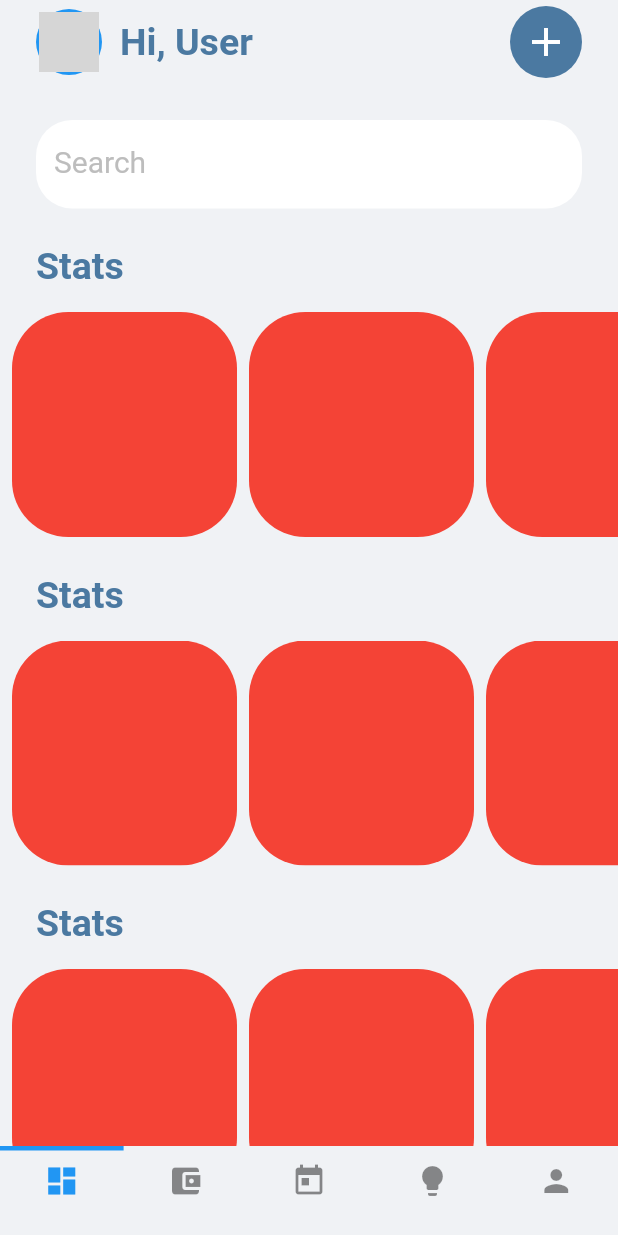
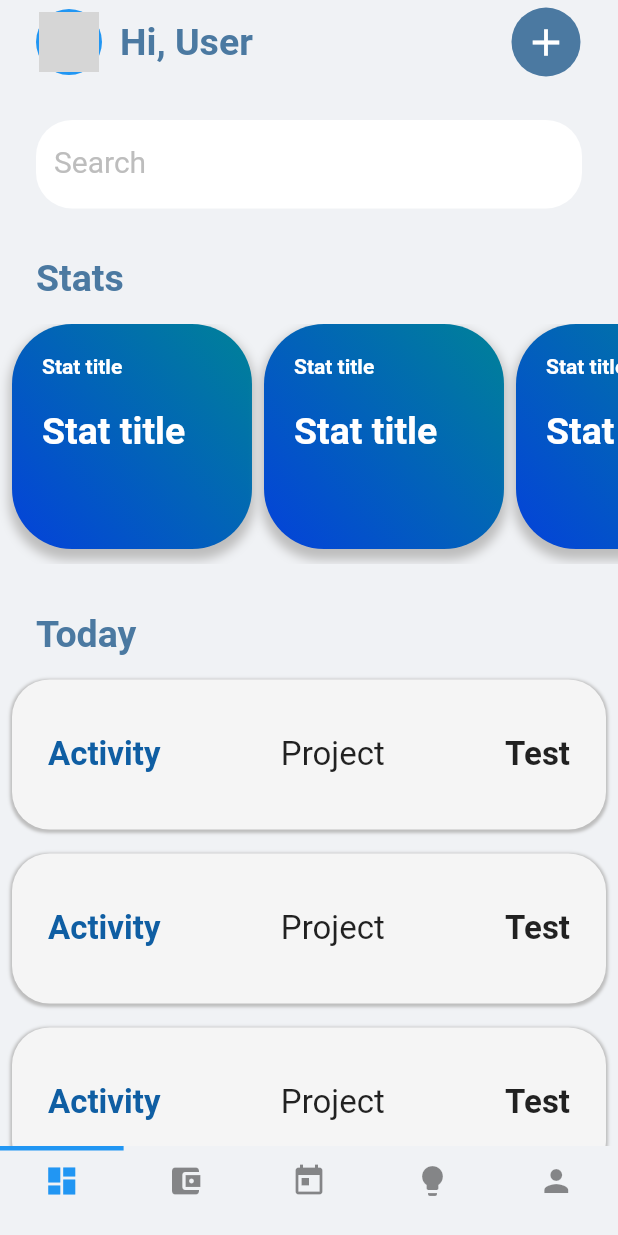
Before and after one commit to tawfiqjaffar/Diligent, a Flutter app: the screen it shows after launch, on a phone screen of 412 x 824 dp. Run offline on Flutter 3.47's test engine with Material 2 defaults, Android fonts, the phone set to English and light mode, and no system bars; our stand-ins replace cached_network_image; network calls fail; grey boxes are pictures that could not be loaded.

Commit message:
Added styles and today listview

```diff
--- a/lib/config/palette.dart
+++ b/lib/config/palette.dart
@@ -1,6 +1,26 @@
+import 'dart:math';
+
 import 'package:flutter/material.dart';
 
 class Palette {
   static const Color scaffold = Color(0xFFF0F2F5);
   static const Color primary = Color(0xFF4B79A1);
+  static const Color secondary = Color(0xFF0f5ea3);
+  static const Color red1 = Color(0xFFFFF5656);
+  static const Color red2 = Color(0xFFda6804);
+  static const Color blue1 = Color(0xFF008298);
+  static const Color blue2 = Color(0xFF0442da);
+  static const Color green1 = Color(0xFF319800);
+  static const Color green2 = Color(0xFF04cada);
+  static const List<List<Color>> gradients = [
+    [red1, red2],
+    [blue1, blue2],
+    [green1, green2],
+  ];
+
+  static List<Color> getRandomGradient() {
+    Random random = new Random();
+    int randomNumber = random.nextInt(gradients.length);
+    return gradients[randomNumber];
+  }
 }
--- /dev/null
+++ b/lib/config/style.dart
@@ -0,0 +1,21 @@
+import 'package:Diligent/config/palette.dart';
+import 'package:flutter/material.dart';
+
+class Style {
+  static List<BoxShadow> containerShadow = [
+    BoxShadow(
+      color: Colors.grey[400],
+      spreadRadius: 2,
+      blurRadius: 5,
+      offset: Offset(0, 5), // changes position of shadow
+    ),
+  ];
+  static List<BoxShadow> cardShadow = [
+    BoxShadow(
+      color: Colors.grey[400],
+      spreadRadius: 1,
+      blurRadius: 1,
+      offset: Offset(0, 1), // changes position of shadow
+    ),
+  ];
+}
--- a/lib/screens/dashboard.dart
+++ b/lib/screens/dashboard.dart
@@ -1,3 +1,4 @@
+import 'package:Diligent/widgets/dashboard_stats.dart';
 import 'package:Diligent/widgets/widgets.dart';
 import 'package:flutter/material.dart';
 
@@ -5,7 +6,6 @@ class Dashboard extends StatelessWidget {
   final searchTextFieldEditingController = TextEditingController();
   @override
   Widget build(BuildContext context) {
-    final double screenHeight = MediaQuery.of(context).size.height;
     return GestureDetector(
       onTap: () => {
         FocusScope.of(context).unfocus(),
@@ -37,29 +37,17 @@ class Dashboard extends StatelessWidget {
             ),
           ),
           SliverPadding(
-            padding: const EdgeInsets.only(top: 24.0),
+            padding: const EdgeInsets.only(top: 32.0),
             sliver: SliverToBoxAdapter(
-              child: Stats(),
+              child: DashboardStats(),
             ),
           ),
           SliverPadding(
-            padding: const EdgeInsets.only(top: 24.0),
+            padding: const EdgeInsets.only(top: 32.0),
             sliver: SliverToBoxAdapter(
-              child: Stats(),
+              child: DashboardToday(),
             ),
           ),
-          SliverPadding(
-            padding: const EdgeInsets.only(top: 24.0),
-            sliver: SliverToBoxAdapter(
-              child: Stats(),
-            ),
-          ),
-          SliverPadding(
-            padding: const EdgeInsets.only(top: 24.0),
-            sliver: SliverToBoxAdapter(
-              child: Stats(),
-            ),
-          )
         ],
       ),
     );
--- a/lib/widgets/custom_app_bar.dart
+++ b/lib/widgets/custom_app_bar.dart
@@ -42,7 +42,7 @@ class CustomAppBar extends StatelessWidget {
                     textColor: Colors.white,
                     child: Icon(
                       Icons.add,
-                      size: 32,
+                      size: 30,
                     ),
                     padding: EdgeInsets.all(8),
                     shape: CircleBorder(),
--- /dev/null
+++ b/lib/widgets/dashboard_heading.dart
@@ -0,0 +1,22 @@
+import 'package:Diligent/config/palette.dart';
+import 'package:flutter/material.dart';
+
+class DashboardHeading extends StatelessWidget {
+  final String text;
+
+  const DashboardHeading({Key key, @required this.text}) : super(key: key);
+  @override
+  Widget build(BuildContext context) {
+    return Padding(
+      padding: const EdgeInsets.symmetric(horizontal: 24.0),
+      child: Text(
+        text,
+        style: const TextStyle(
+          color: Palette.primary,
+          fontSize: 25.0,
+          fontWeight: FontWeight.bold,
+        ),
+      ),
+    );
+  }
+}
--- /dev/null
+++ b/lib/widgets/dashboard_stats.dart
@@ -0,0 +1,112 @@
+import 'package:Diligent/config/palette.dart';
+import 'package:Diligent/config/style.dart';
+import 'package:Diligent/widgets/widgets.dart';
+import 'package:flutter/cupertino.dart';
+import 'package:flutter/material.dart';
+
+class DashboardStats extends StatelessWidget {
+  @override
+  Widget build(BuildContext context) {
+    final double itemHeightWidth = 160;
+    return Container(
+      child: Column(mainAxisAlignment: MainAxisAlignment.start, children: [
+        Column(
+          crossAxisAlignment: CrossAxisAlignment.start,
+          children: [
+            DashboardHeading(
+              text: "Stats",
+            ),
+            SizedBox(
+              height: 16.0,
+            ),
+            Container(
+              height: itemHeightWidth,
+              child: ListView.separated(
+                scrollDirection: Axis.horizontal,
+                itemBuilder: (BuildContext context, int index) {
+                  return _ListItem(
+                    isFirst: index == 0,
+                    isLast: index == 2,
+                    dimension: itemHeightWidth,
+                  );
+                },
+                itemCount: 3,
+                separatorBuilder: (BuildContext context, int index) {
+                  return SizedBox(width: 8.0);
+                },
+              ),
+            )
+          ],
+        ),
+      ]),
+    );
+  }
+}
+
+class _ListItem extends StatelessWidget {
+  final bool isFirst;
+  final bool isLast;
+  final double dimension;
+
+  const _ListItem({
+    Key key,
+    @required this.isFirst,
+    @required this.isLast,
+    @required this.dimension,
+  }) : super(key: key);
+
+  @override
+  Widget build(BuildContext context) {
+    return Padding(
+      padding: EdgeInsets.fromLTRB(
+        isFirst ? 8.0 : 0.0,
+        0.0,
+        isLast ? 8.0 : 0.0,
+        10.0,
+      ),
+      child: Container(
+        width: dimension,
+        decoration: BoxDecoration(
+          borderRadius: BorderRadius.all(Radius.circular(dimension / 4)),
+          boxShadow: Style.containerShadow,
+          gradient: LinearGradient(
+            begin: Alignment.topRight,
+            end: Alignment.bottomLeft,
+            colors: Palette.getRandomGradient(),
+          ),
+        ),
+        child: Padding(
+          padding: const EdgeInsets.only(
+              left: 20, right: 20, top: 20.0, bottom: 20.0),
+          child: Column(
+            crossAxisAlignment: CrossAxisAlignment.start,
+            mainAxisAlignment: MainAxisAlignment.spaceBetween,
+            children: [
+              Flexible(
+                flex: 1,
+                child: Text(
+                  "Stat title",
+                  style: const TextStyle(
+                      color: Colors.white, fontWeight: FontWeight.bold),
+                ),
+              ),
+              Flexible(
+                flex: 2,
+                child: Container(
+                  height: double.infinity,
+                  child: Text(
+                    "Stat title",
+                    style: const TextStyle(
+                        color: Colors.white,
+                        fontWeight: FontWeight.bold,
+                        fontSize: 25.0),
+                  ),
+                ),
+              ),
+            ],
+          ),
+        ),
+      ),
+    );
+  }
+}
--- /dev/null
+++ b/lib/widgets/dashboard_today.dart
@@ -0,0 +1,85 @@
+import 'package:Diligent/config/palette.dart';
+import 'package:Diligent/config/style.dart';
+import 'package:Diligent/widgets/widgets.dart';
+import 'package:flutter/material.dart';
+
+class DashboardToday extends StatelessWidget {
+  List<Widget> getTodaysActivities() {
+    var listItems = [
+      DashboardHeading(text: "Today"),
+      SizedBox(height: 16.0),
+    ];
+    var colors = [
+      Colors.red,
+      Colors.black,
+      Colors.blue,
+      Colors.purple,
+      Colors.purple
+    ];
+    for (var i = 0; i < 10; ++i) {
+      listItems.add(_ListItem(
+        isFirst: i == 0,
+      ));
+    }
+    return listItems;
+  }
+
+  @override
+  Widget build(BuildContext context) {
+    return Container(
+      child: Column(
+        crossAxisAlignment: CrossAxisAlignment.start,
+        children: getTodaysActivities(),
+      ),
+    );
+  }
+}
+
+class _ListItem extends StatelessWidget {
+  final bool isFirst;
+
+  const _ListItem({Key key, this.isFirst = false}) : super(key: key);
+  @override
+  Widget build(BuildContext context) {
+    return Padding(
+      padding: EdgeInsets.fromLTRB(8.0, (!isFirst) ? 16.0 : 0.0, 8.0, 0.0),
+      child: Container(
+        height: 100,
+        decoration: BoxDecoration(
+          color: Colors.grey[100],
+          boxShadow: Style.cardShadow,
+          borderRadius: BorderRadius.all(Radius.circular(25.0)),
+        ),
+        child: Padding(
+          padding: const EdgeInsets.symmetric(horizontal: 24.0),
+          child: Row(
+            mainAxisAlignment: MainAxisAlignment.spaceBetween,
+            children: [
+              Text(
+                "Activity",
+                style: TextStyle(
+                  fontWeight: FontWeight.bold,
+                  color: Palette.secondary,
+                  fontSize: 22.0,
+                ),
+              ),
+              Text(
+                "Project",
+                style: TextStyle(
+                  fontSize: 22.0,
+                ),
+              ),
+              Text(
+                "Test",
+                style: TextStyle(
+                  fontWeight: FontWeight.bold,
+                  fontSize: 22.0,
+                ),
+              ),
+            ],
+          ),
+        ),
+      ),
+    );
+  }
+}
--- a/lib/widgets/stats.dart
+++ /dev/null
@@ -1,81 +0,0 @@
-import 'package:Diligent/config/palette.dart';
-import 'package:flutter/material.dart';
-
-class Stats extends StatelessWidget {
-  @override
-  Widget build(BuildContext context) {
-    return Container(
-      child: Column(mainAxisAlignment: MainAxisAlignment.start, children: [
-        Column(
-          children: [
-            Row(
-              children: [
-                Padding(
-                  padding: const EdgeInsets.symmetric(horizontal: 24.0),
-                  child: Text(
-                    "Stats",
-                    style: const TextStyle(
-                      color: Palette.primary,
-                      fontSize: 25.0,
-                      fontWeight: FontWeight.bold,
-                    ),
-                  ),
-                )
-              ],
-            ),
-            SizedBox(
-              height: 16.0,
-            ),
-            Container(
-              // color: Colors.red,
-              height: 150.0,
-              child: ListView.separated(
-                scrollDirection: Axis.horizontal,
-                itemBuilder: (BuildContext context, int index) {
-                  return _ListItem(
-                    isFirst: index == 0,
-                    isLast: index == 2,
-                  );
-                },
-                itemCount: 3,
-                separatorBuilder: (BuildContext context, int index) {
-                  return SizedBox(width: 8.0);
-                },
-              ),
-            )
-          ],
-        ),
-      ]),
-    );
-  }
-}
-
-class _ListItem extends StatelessWidget {
-  final bool isFirst;
-  final bool isLast;
-
-  const _ListItem({
-    Key key,
-    @required this.isFirst,
-    @required this.isLast,
-  }) : super(key: key);
-
-  @override
-  Widget build(BuildContext context) {
-    return Padding(
-      padding: EdgeInsets.fromLTRB(
-        isFirst ? 8.0 : 0.0,
-        0.0,
-        isLast ? 8.0 : 0.0,
-        0.0,
-      ),
-      child: ClipRRect(
-        borderRadius: BorderRadius.circular(37.5),
-        child: Container(
-          width: 150.0,
-          color: Colors.red,
-        ),
-      ),
-    );
-  }
-}
--- a/lib/widgets/widgets.dart
+++ b/lib/widgets/widgets.dart
@@ -2,4 +2,6 @@ export 'custom_tab_bar.dart';
 export 'profile_avatar.dart';
 export 'custom_app_bar.dart';
 export 'custom_text_field.dart';
-export 'stats.dart';
+export 'dashboard_stats.dart';
+export 'dashboard_today.dart';
+export 'dashboard_heading.dart';
```
